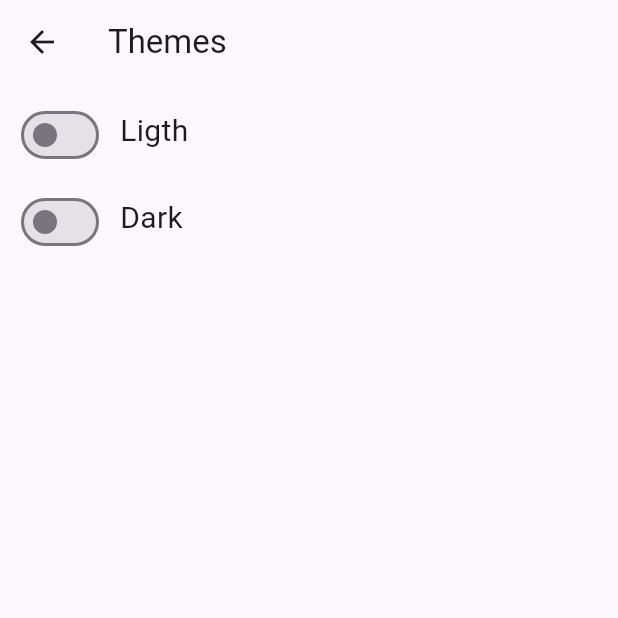
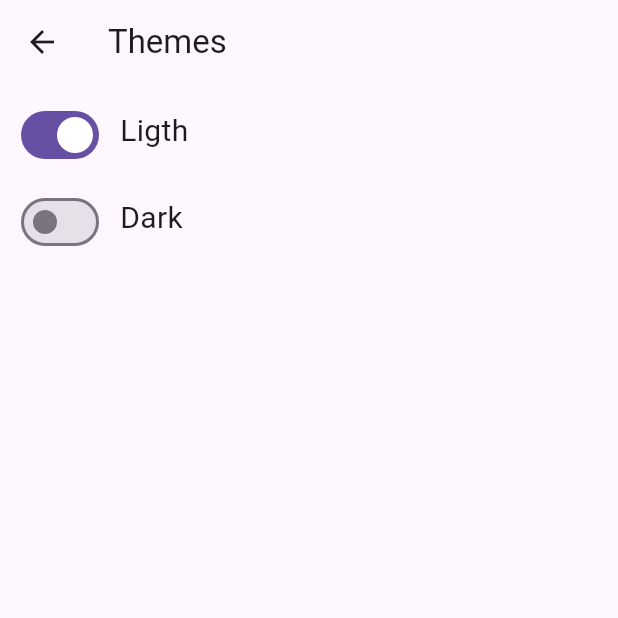
Before and after one commit to MuhammadHassan24/Task_App, a Flutter app: the ThemeView screen opened directly, on a phone screen of 412 x 824 dp, the top half of it. Run offline on Flutter 3.47's test engine with Material 3 defaults, Android fonts, the phone set to English and light mode, and no system bars; our stand-ins replace local_auth, webview_flutter; missing offline and left inert: qr_code_scanner; network calls fail.

Commit message:
final work

```diff
--- a/lib/main.dart
+++ b/lib/main.dart
@@ -1,18 +1,115 @@
 import 'package:chat_app/screens/login_screen.dart';
+import 'package:chat_app/screens/thememanager.dart';
 import 'package:flutter/material.dart';
 
 void main() {
   runApp(const MyApp());
 }
 
-class MyApp extends StatelessWidget {
+final ThemeManager _manager = ThemeManager();
+
+class MyApp extends StatefulWidget {
   const MyApp({super.key});
 
   @override
+  State<MyApp> createState() => _MyAppState();
+}
+
+class _MyAppState extends State<MyApp> {
+  void dispose() {
+    _manager.removeListener((themeListerner));
+    super.dispose();
+  }
+
+  @override
+  void initState() {
+    _manager.addListener((themeListerner));
+    super.initState();
+  }
+
+  themeListerner() {
+    if (mounted) {
+      setState(() {});
+    }
+  }
+
+  @override
   Widget build(BuildContext context) {
-    return const MaterialApp(
+    return MaterialApp(
       debugShowCheckedModeBanner: false,
+      theme: lightTheme,
+      darkTheme: darkTheme,
+      themeMode: _manager.themeMode,
       home: LoginView(),
     );
   }
 }
+
+class ThemeView extends StatefulWidget {
+  const ThemeView({super.key});
+
+  @override
+  State<ThemeView> createState() => _ThemeViewState();
+}
+
+class _ThemeViewState extends State<ThemeView> {
+  @override
+  Widget build(BuildContext context) {
+    // ThemeManager _manager = ThemeManager();
+    return Scaffold(
+      appBar: AppBar(
+        title: Text("Themes"),
+      ),
+      body: Container(
+        child: Padding(
+          padding: const EdgeInsets.all(10),
+          child: Column(
+            children: [
+              Row(
+                mainAxisAlignment: MainAxisAlignment.start,
+                children: [
+                  Switch(
+                      value: _manager.themeMode == ThemeMode.light,
+                      onChanged: (newValue) {
+                        setState(() {
+                          _manager.toggleTheme(newValue);
+                        });
+                      }),
+                  Padding(
+                    padding: const EdgeInsets.only(left: 10, bottom: 5),
+                    child: Text(
+                      "Ligth",
+                      style: TextStyle(fontSize: 20),
+                    ),
+                  )
+                ],
+              ),
+              SizedBox(
+                height: 10,
+              ),
+              Row(
+                mainAxisAlignment: MainAxisAlignment.start,
+                children: [
+                  Switch(
+                      value: _manager.themeMode == ThemeMode.dark,
+                      onChanged: (newValue) {
+                        setState(() {
+                          _manager.toggleTheme(newValue);
+                        });
+                      }),
+                  Padding(
+                    padding: const EdgeInsets.only(left: 10, bottom: 5),
+                    child: Text(
+                      "Dark",
+                      style: TextStyle(fontSize: 20),
+                    ),
+                  )
+                ],
+              )
+            ],
+          ),
+        ),
+      ),
+    );
+  }
+}
--- a/lib/screens/login_screen.dart
+++ b/lib/screens/login_screen.dart
@@ -30,7 +30,7 @@ class _LoginViewState extends State<LoginView> {
                     setState(() {
                       authenticated = authenticat;
                       Navigator.pushReplacement(context,
-                          MaterialPageRoute(builder: (context) => const HomeView()));
+                          MaterialPageRoute(builder: (context) => HomeView()));
                     });
                   },
                   child: const Row(
--- a/lib/screens/theme_screen.dart
+++ b/lib/screens/theme_screen.dart
@@ -1,52 +1,62 @@
-import 'package:flutter/material.dart';
+// import 'package:chat_app/screens/thememanager.dart';
+// import 'package:flutter/material.dart';
 
-class ThemeView extends StatelessWidget {
-  const ThemeView({super.key});
+// class ThemeView extends StatelessWidget {
+//   const ThemeView({super.key});
 
-  @override
-  Widget build(BuildContext context) {
-    return Scaffold(
-      appBar: AppBar(
-        title: Text("Themes"),
-      ),
-      body: Container(
-        child: Padding(
-          padding: const EdgeInsets.all(10),
-          child: Column(
-            children: [
-              Row(
-                mainAxisAlignment: MainAxisAlignment.start,
-                children: [
-                  Switch(value: false, onChanged: (value) {}),
-                  Padding(
-                    padding: const EdgeInsets.only(left: 10, bottom: 5),
-                    child: Text(
-                      "Ligth",
-                      style: TextStyle(fontSize: 20),
-                    ),
-                  )
-                ],
-              ),
-              SizedBox(
-                height: 10,
-              ),
-              Row(
-                mainAxisAlignment: MainAxisAlignment.start,
-                children: [
-                  Switch(value: false, onChanged: (value) {}),
-                  Padding(
-                    padding: const EdgeInsets.only(left: 10, bottom: 5),
-                    child: Text(
-                      "Dark",
-                      style: TextStyle(fontSize: 20),
-                    ),
-                  )
-                ],
-              )
-            ],
-          ),
-        ),
-      ),
-    );
-  }
-}
+//   @override
+//   Widget build(BuildContext context) {
+//     ThemeManager _manager = ThemeManager();
+//     return Scaffold(
+//       appBar: AppBar(
+//         title: Text("Themes"),
+//       ),
+//       body: Container(
+//         child: Padding(
+//           padding: const EdgeInsets.all(10),
+//           child: Column(
+//             children: [
+//               Row(
+//                 mainAxisAlignment: MainAxisAlignment.start,
+//                 children: [
+//                   Switch(
+//                       value: _manager.themeMode == ThemeMode.light,
+//                       onChanged: (value) {
+//                         _manager.toggleTheme(value);
+//                       }),
+//                   Padding(
+//                     padding: const EdgeInsets.only(left: 10, bottom: 5),
+//                     child: Text(
+//                       "Ligth",
+//                       style: TextStyle(fontSize: 20),
+//                     ),
+//                   )
+//                 ],
+//               ),
+//               SizedBox(
+//                 height: 10,
+//               ),
+//               Row(
+//                 mainAxisAlignment: MainAxisAlignment.start,
+//                 children: [
+//                   Switch(
+//                       value: _manager.themeMode == ThemeMode.dark,
+//                       onChanged: (value) {
+//                         _manager.toggleTheme(value);
+//                       }),
+//                   Padding(
+//                     padding: const EdgeInsets.only(left: 10, bottom: 5),
+//                     child: Text(
+//                       "Dark",
+//                       style: TextStyle(fontSize: 20),
+//                     ),
+//                   )
+//                 ],
+//               )
+//             ],
+//           ),
+//         ),
+//       ),
+//     );
+//   }
+// }
--- /dev/null
+++ b/lib/screens/thememanager.dart
@@ -0,0 +1,13 @@
+import 'package:flutter/material.dart';
+
+ThemeData darkTheme = ThemeData(brightness: Brightness.dark);
+ThemeData lightTheme = ThemeData(brightness: Brightness.light);
+
+class ThemeManager with ChangeNotifier {
+  ThemeMode _themeMode = ThemeMode.light;
+  get themeMode => _themeMode;
+  toggleTheme(bool isDark) {
+    _themeMode = isDark ? ThemeMode.light : ThemeMode.dark;
+    notifyListeners();
+  }
+}
--- a/pubspec.yaml
+++ b/pubspec.yaml
@@ -39,6 +39,9 @@ dependencies:
   qr_code_scanner: ^1.0.1
   url_launcher: ^6.2.1
   http: ^1.1.2
+  webview_flutter: ^4.4.2
+  flutter_document_scanner: ^1.1.0
+  image_picker: ^1.0.5
 
 
 dev_dependencies:
```
Also changed, not shown: lib/screens/doc_scan.dart (added, +44 -0 lines), lib/screens/home_screen.dart (+19 -13 lines), lib/screens/webview.dart (+17 -2 lines), pubspec.lock, 6 other files.
